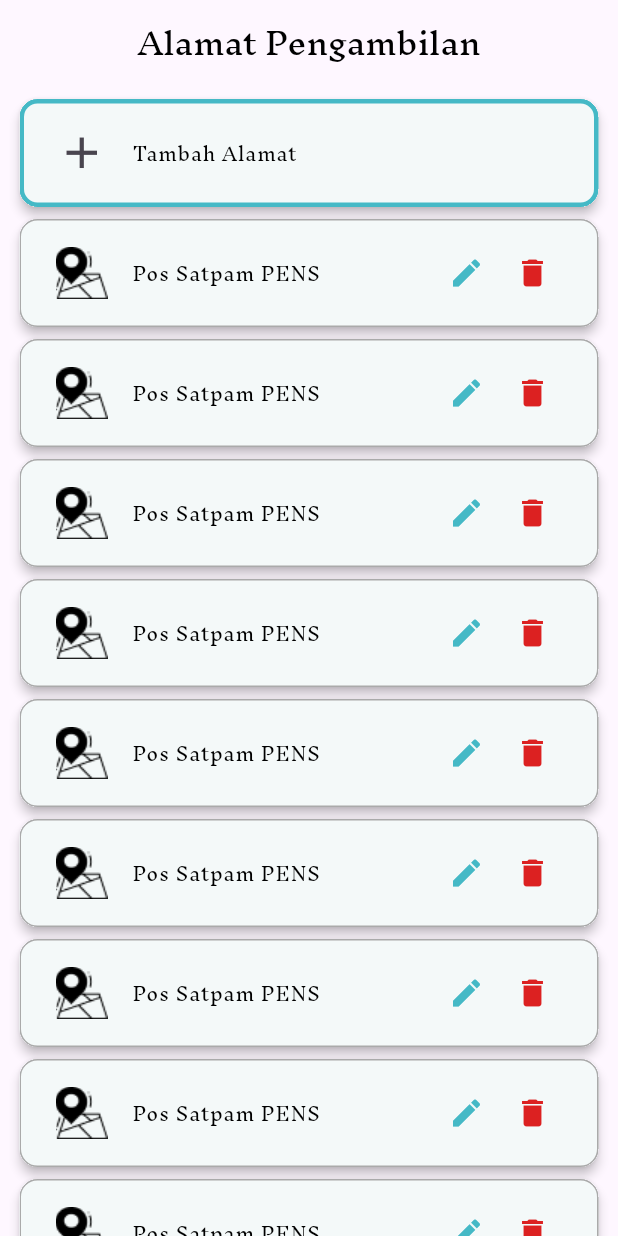
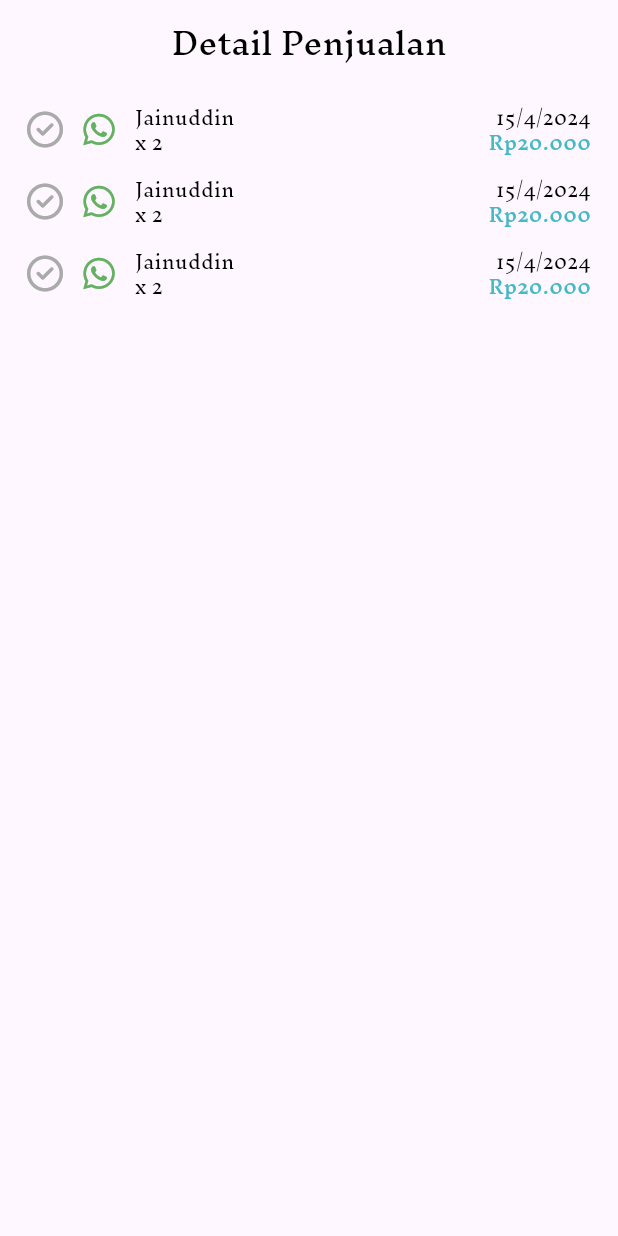
Before and after one commit to mukhayyar/free-market-pens-mobile, a Flutter app: the screen it shows after launch, on a phone screen of 412 x 824 dp. Run offline on Flutter 3.47's test engine with Material 3 defaults, Android fonts, the phone set to English and light mode, and no system bars; our stand-ins replace font_awesome_flutter, input_quantity.

Commit message:
feat: text column

```diff
--- a/lib/main.dart
+++ b/lib/main.dart
@@ -1,5 +1,7 @@
 import 'package:flutter/material.dart';
 import 'package:free_market_pens_mobile/presentation/screen/seller/alamat_screen.dart';
+import 'package:free_market_pens_mobile/presentation/screen/seller/detail_penjualan_screen.dart';
+import 'package:free_market_pens_mobile/presentation/widget/component/text_column.dart';
 
 void main() {
   runApp(const MyApp());
@@ -13,7 +15,7 @@ class MyApp extends StatelessWidget {
     return const MaterialApp(
       debugShowCheckedModeBanner: false,
       title: 'Free Market',
-      home: AlamatScreen(),
+      home: DetailPenjualanScreen(),
     );
   }
 }
--- /dev/null
+++ b/lib/presentation/screen/seller/detail_penjualan_screen.dart
@@ -0,0 +1,43 @@
+import 'package:flutter/material.dart';
+import 'package:free_market_pens_mobile/theme.dart';
+import 'package:free_market_pens_mobile/presentation/widget/component/text_column.dart';
+
+class DetailPenjualanScreen extends StatefulWidget {
+  const DetailPenjualanScreen({super.key});
+
+  @override
+  State<DetailPenjualanScreen> createState() => _DetailPenjualanScreenState();
+}
+
+class _DetailPenjualanScreenState extends State<DetailPenjualanScreen> {
+  @override
+  Widget build(BuildContext context) {
+    return Scaffold(
+      appBar: AppBar(
+        title: Center(
+          child: Text(
+            "Detail Penjualan",
+            style: appBarTitleStyle,
+          ),
+        ),
+      ),
+      body: SingleChildScrollView(
+        child: Padding(
+          padding: const EdgeInsets.fromLTRB(9, 6, 9, 0),
+          child: Column(
+            children: [
+              ListView.builder(
+                shrinkWrap: true,
+                physics: const NeverScrollableScrollPhysics(),
+                itemCount: 3,
+                itemBuilder: (context, index) {
+                  return const TextColumn();
+                },
+              ),
+            ],
+          ),
+        ),
+      ),
+    );
+  }
+}
--- /dev/null
+++ b/lib/presentation/widget/component/konfirmasi_icon_button.dart
@@ -0,0 +1,89 @@
+import 'package:flutter/material.dart';
+import 'package:free_market_pens_mobile/theme.dart';
+import 'package:font_awesome_flutter/font_awesome_flutter.dart';
+
+enum ButtonCondition { terimaHabis, tersediaTutup, penjualanLama }
+
+class KonfirmasiIconButton extends StatefulWidget {
+  final ButtonCondition condition;
+  final Function(IconData, Color) onPressed;
+
+  KonfirmasiIconButton({required this.condition, required this.onPressed});
+
+  @override
+  _KonfirmasiIconButtonState createState() => _KonfirmasiIconButtonState();
+}
+
+class _KonfirmasiIconButtonState extends State<KonfirmasiIconButton> {
+  late IconData _iconData;
+  late Color _iconColor;
+
+  @override
+  void initState() {
+    super.initState();
+    _setIconDataAndColor();
+  }
+
+  void _setIconDataAndColor() {
+    switch (widget.condition) {
+      case ButtonCondition.terimaHabis:
+        _iconData = FontAwesomeIcons.circleXmark;
+        _iconColor = tertiary;
+        break;
+      case ButtonCondition.tersediaTutup:
+        _iconData = FontAwesomeIcons.circleCheck;
+        _iconColor = tertiary;
+        break;
+      case ButtonCondition.penjualanLama:
+        _iconData = FontAwesomeIcons.circleXmark;
+        _iconColor = tertiary;
+        break;
+      default:
+        _iconData = FontAwesomeIcons.circle;
+        _iconColor = tertiary;
+        break;
+    }
+  }
+
+  @override
+  Widget build(BuildContext context) {
+    return IconButton(
+      icon: Icon(
+        _iconData,
+        color: _iconColor,
+      ),
+      onPressed: () {
+        switch (widget.condition) {
+          case ButtonCondition.terimaHabis:
+            setState(() {
+              _iconData = FontAwesomeIcons.solidCircleXmark;
+              _iconColor = error;
+            });
+            widget.onPressed(FontAwesomeIcons.solidCircleXmark, error);
+            break;
+          case ButtonCondition.tersediaTutup:
+            setState(() {
+              _iconData = FontAwesomeIcons.solidCircleCheck;
+              _iconColor = primary;
+            });
+            widget.onPressed(FontAwesomeIcons.solidCircleCheck, primary);
+            break;
+          case ButtonCondition.penjualanLama:
+            setState(() {
+              _iconData = FontAwesomeIcons.solidCircleCheck;
+              _iconColor = primary;
+            });
+            widget.onPressed(FontAwesomeIcons.solidCircleCheck, primary);
+            break;
+          default:
+            break;
+        }
+      },
+      padding: EdgeInsets.zero,
+      constraints: const BoxConstraints(),
+      style: const ButtonStyle(
+        tapTargetSize: MaterialTapTargetSize.shrinkWrap,
+      ),
+    );
+  }
+}
--- /dev/null
+++ b/lib/presentation/widget/component/text_column.dart
@@ -0,0 +1,89 @@
+import 'package:flutter/cupertino.dart';
+import 'package:flutter/material.dart';
+import 'package:flutter/widgets.dart';
+import 'package:font_awesome_flutter/font_awesome_flutter.dart';
+import 'package:free_market_pens_mobile/presentation/widget/component/konfirmasi_icon_button.dart';
+import 'package:free_market_pens_mobile/theme.dart';
+
+class TextColumn extends StatefulWidget {
+  const TextColumn({super.key});
+
+  @override
+  State<TextColumn> createState() => _TextColumnState();
+}
+
+class _TextColumnState extends State<TextColumn> {
+  @override
+  Widget build(BuildContext context) {
+    return Padding(
+      padding: const EdgeInsets.fromLTRB(9, 0, 9, 0),
+      child: Row(
+        children: [
+          Column(
+            children: [
+              KonfirmasiIconButton(
+                condition: ButtonCondition.tersediaTutup,
+                onPressed: (icon, color) {
+                  // masuk ke konfirmasi dulu, jika ok warnanya berganti
+                },
+              )
+            ],
+          ),
+          Column(
+            children: [
+              IconButton(
+                onPressed: () {
+                  //String url = "";
+                  //launch(url);
+                },
+                icon: FaIcon(
+                  FontAwesomeIcons.whatsapp,
+                  color: Color(0xFF64B161),
+                ),
+              ),
+            ],
+          ),
+          Expanded(
+            child: Column(
+              crossAxisAlignment: CrossAxisAlignment.start,
+              children: [
+                Row(
+                  mainAxisAlignment: MainAxisAlignment.spaceBetween,
+                  children: [
+                    Flexible(
+                      child: Text(
+                        "Jainuddin",
+                        style: secondaryTextStyle,
+                        overflow: TextOverflow.ellipsis,
+                      ),
+                    ),
+                    Text(
+                      "15/4/2024",
+                      style: secondaryTextStyle,
+                    ),
+                  ],
+                ),
+                Row(
+                  mainAxisAlignment: MainAxisAlignment.spaceBetween,
+                  children: [
+                    Flexible(
+                      child: Text(
+                        "x 2",
+                        style: secondaryTextStyle,
+                        overflow: TextOverflow.ellipsis,
+                      ),
+                    ),
+                    Text(
+                      "Rp20.000",
+                      style: secondaryPriceStyle,
+                    ),
+                  ],
+                ),
+              ],
+            ),
+          ),
+        ],
+      ),
+    );
+  }
+}
--- a/pubspec.yaml
+++ b/pubspec.yaml
@@ -11,6 +11,7 @@ dependencies:
     sdk: flutter
   cupertino_icons: ^1.0.6
   input_quantity: ^2.3.2
+  font_awesome_flutter: ^10.7.0
 
 dev_dependencies:
   flutter_test:
```
Also changed, not shown: pubspec.lock.
